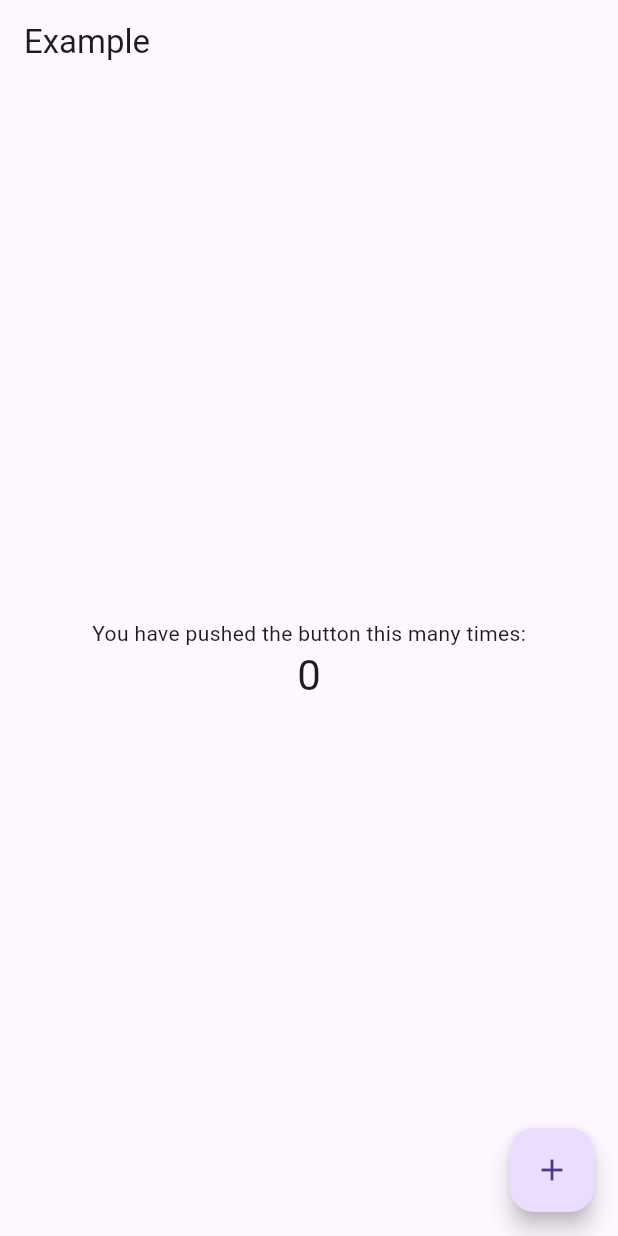
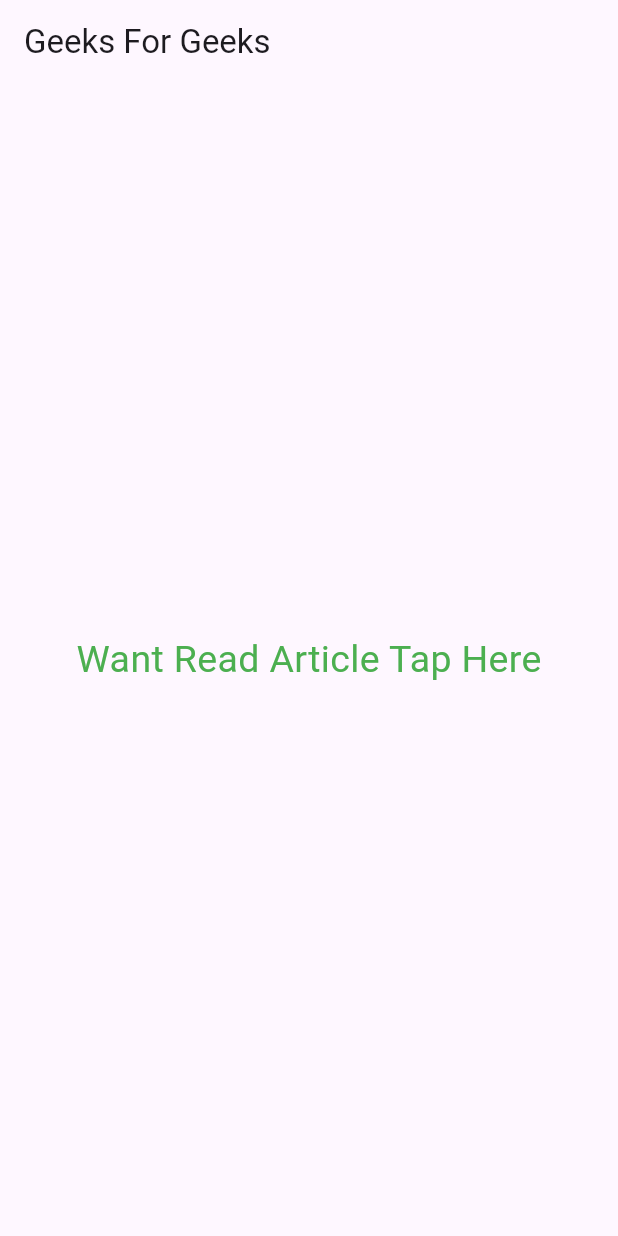
Before and after one commit to vaibhavt-nt/flutter_training, a Flutter app: the screen it shows after launch, on a phone screen of 412 x 824 dp. Run offline on Flutter 3.47's test engine with Material 3 defaults, Android fonts, the phone set to English and light mode, and no system bars; missing offline and left inert: dart:ffi; key blocks and very long unbroken strings in the code were emptied for the run.

Commit message:
url launcher package learned

```diff
--- a/lib/main.dart
+++ b/lib/main.dart
@@ -3,6 +3,7 @@ import 'package:flutter/material.dart';
 import 'package:flutter_training/packages/http_get.dart';
 import 'package:flutter_training/packages/http_post.dart';
 import 'package:flutter_training/packages/provier.dart';
+import 'package:flutter_training/packages/url_launcher.dart';
 import 'package:flutter_training/widgets/Wrap.dart';
 import 'package:flutter_training/widgets/animatedIcon.dart';
 import 'package:flutter_training/widgets/animatedlist.dart';
@@ -57,11 +58,6 @@ class homepage extends StatelessWidget {
   Widget build(BuildContext context) {
     return MaterialApp(
       title: "my home page",
-        home: MultiProvider(
-        providers: [
-        ChangeNotifierProvider(create: (_) => Counter()),
-    ],
-    child: const MyApp(),
-    ));
+        home: UrlLink());
   }
 }
--- /dev/null
+++ b/lib/packages/url_launcher.dart
@@ -0,0 +1,48 @@
+// ignore_for_file: prefer_const_constructors
+
+import 'package:flutter/material.dart';
+import 'package:url_launcher/url_launcher.dart';
+
+class UrlLink extends StatefulWidget {
+  const UrlLink({super.key});
+
+  @override
+  State<UrlLink> createState() => _UrlLinkState();
+}
+
+class _UrlLinkState extends State<UrlLink> {
+  @override
+  Widget build(BuildContext context) {
+    return Scaffold(
+      appBar: AppBar(
+        title: Text("Geeks For Geeks"),
+      ),
+      body: Column(
+        // crossAxisAlignment: CrossAxisAlignment.start,
+        // ignore: prefer_const_literals_to_create_immutables
+        mainAxisAlignment: MainAxisAlignment.center,
+        children: [
+          GestureDetector(
+            onTap: () async {
+              const url = 'https://www.geeksforgeeks.org/';
+              if (await  canLaunch(url)) {
+                await launch(url, forceWebView: true, enableJavaScript: true);
+              } else {
+                throw 'Could not launch $url';
+              }
+            },
+            child: Center(
+              child: Text(
+                "Want Read Article Tap Here",
+                style: TextStyle(
+                    color: Colors.green,
+                    fontSize: 25,
+                    fontWeight: FontWeight.w400),
+              ),
+            ),
+          ),
+        ],
+      ),
+    );
+  }
+}
--- a/pubspec.yaml
+++ b/pubspec.yaml
@@ -37,6 +37,8 @@ dependencies:
   cupertino_icons: ^1.0.2
   http: ^1.2.1
   provider: ^6.1.1
+  url_launcher: ^6.2.5
+  image_picker: ^1.0.7
 
 dev_dependencies:
   flutter_test:
```
Also changed, not shown: pubspec.lock.
